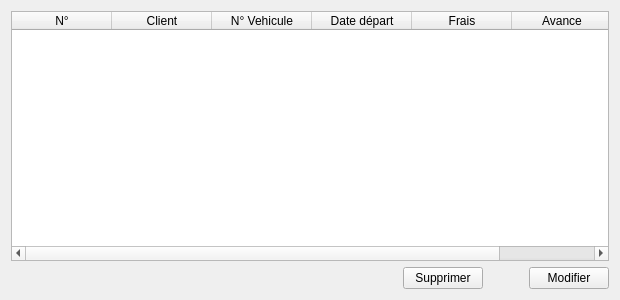
The window that src/views/BookingList/BookingListView.ui (DinaTolotra/QReservation) describes before a commit, drawn with Qt 5.
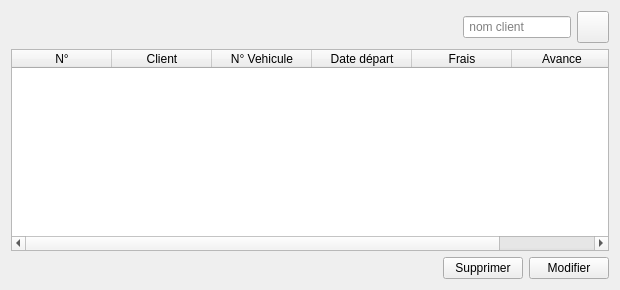
The same window after the commit. Icons and pictures are not drawn.

Commit message: Filter the client and booking list

Patch:
```diff
--- a/src/views/BookingList/BookingListView.ui
+++ b/src/views/BookingList/BookingListView.ui
@@ -7,7 +7,7 @@
     <x>0</x>
     <y>0</y>
     <width>620</width>
-    <height>300</height>
+    <height>290</height>
    </rect>
   </property>
   <property name="sizePolicy">
@@ -20,6 +20,59 @@
    <string>Form</string>
   </property>
   <layout class="QVBoxLayout" name="verticalLayout">
+   <item>
+    <layout class="QHBoxLayout" name="horizontalLayout_2" stretch="1,0,0">
+     <item>
+      <spacer name="horizontalSpacer">
+       <property name="orientation">
+        <enum>Qt::Orientation::Horizontal</enum>
+       </property>
+       <property name="sizeHint" stdset="0">
+        <size>
+         <width>40</width>
+         <height>20</height>
+        </size>
+       </property>
+      </spacer>
+     </item>
+     <item>
+      <widget class="QLineEdit" name="searchIn">
+       <property name="placeholderText">
+        <string> nom client</string>
+       </property>
+      </widget>
+     </item>
+     <item>
+      <widget class="QPushButton" name="searchBtn">
+       <property name="minimumSize">
+        <size>
+         <width>32</width>
+         <height>32</height>
+        </size>
+       </property>
+       <property name="maximumSize">
+        <size>
+         <width>32</width>
+         <height>32</height>
+        </size>
+       </property>
+       <property name="text">
+        <string/>
+       </property>
+       <property name="icon">
+        <iconset resource="../../../res/ressources.qrc">
+         <normaloff>:/icons/icons/search.png</normaloff>:/icons/icons/search.png</iconset>
+       </property>
+       <property name="iconSize">
+        <size>
+         <width>24</width>
+         <height>24</height>
+        </size>
+       </property>
+      </widget>
+     </item>
+    </layout>
+   </item>
    <item>
     <widget class="QTableWidget" name="bookingTable">
      <property name="editTriggers">
@@ -92,22 +145,6 @@
        </property>
       </widget>
      </item>
-     <item>
-      <spacer name="horizontalSpacer">
-       <property name="orientation">
-        <enum>Qt::Orientation::Horizontal</enum>
-       </property>
-       <property name="sizeType">
-        <enum>QSizePolicy::Policy::Minimum</enum>
-       </property>
-       <property name="sizeHint" stdset="0">
-        <size>
-         <width>40</width>
-         <height>20</height>
-        </size>
-       </property>
-      </spacer>
-     </item>
      <item>
       <widget class="QPushButton" name="modifBtn">
        <property name="text">
```
The commit also changes 24 other files.
